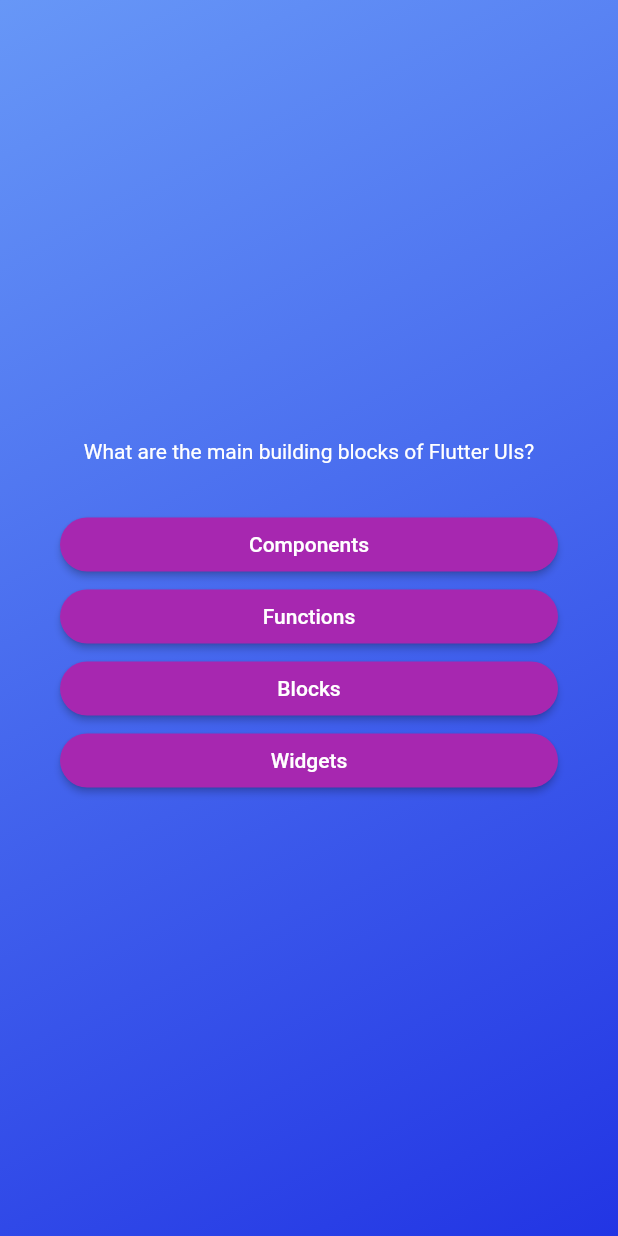
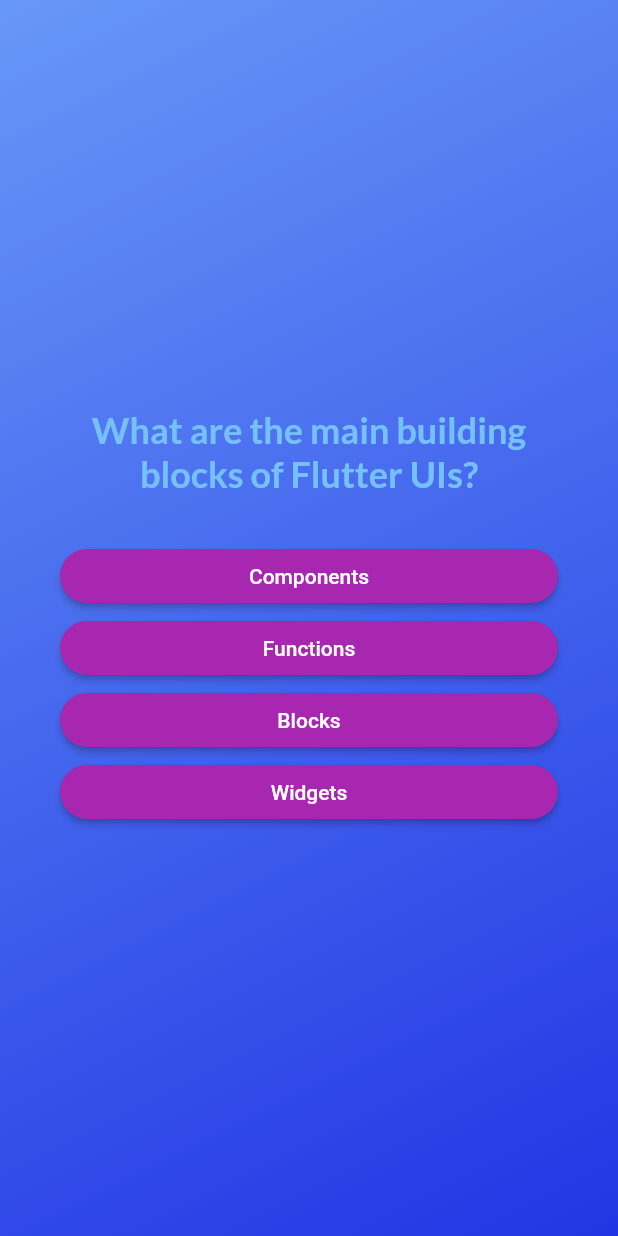
Before and after one commit to baafik/quiz_app, a Flutter app: the screen it shows after launch, after a tap on "Start Quiz", on a phone screen of 412 x 824 dp. Run offline on Flutter 3.47's test engine with Material 2 defaults, Android fonts, the phone set to English and light mode, and no system bars; our stand-ins replace google_fonts.

Commit message:
third-party packages

```diff
--- a/lib/answer_buttons.dart
+++ b/lib/answer_buttons.dart
@@ -25,7 +25,7 @@ class AnswerButton extends StatelessWidget {
           borderRadius: BorderRadius.circular(40),
         ),
       ),
-      child: Text(answerText),
+      child: Text(answerText, textAlign: TextAlign.center),
     );
   }
 }
--- a/lib/questions_screen.dart
+++ b/lib/questions_screen.dart
@@ -1,10 +1,16 @@
 import 'package:flutter/material.dart';
+import 'package:google_fonts/google_fonts.dart';
 
 import 'package:quiz_app/answer_buttons.dart';
 import 'package:quiz_app/data/questions.dart';
 
 class QuestionsScreen extends StatefulWidget {
-  const QuestionsScreen({super.key});
+  const QuestionsScreen({
+    super.key,
+    required this.onSelectAnswer,
+  });
+
+  final void Function(String answer) onSelectAnswer;
 
   @override
   State<QuestionsScreen> createState() {
@@ -13,28 +19,46 @@ class QuestionsScreen extends StatefulWidget {
 }
 
 class _QuestionsScreenState extends State<QuestionsScreen> {
+  var currentQuestionIndex = 0;
+
+  void answerQuestion(String selectedAnswer) {
+    widget.onSelectAnswer(selectedAnswer);
+    //currentQuestionIndex = currentQuestionIndex + 1;
+    //currentQuestionIndex += 1;
+    setState(() {
+      currentQuestionIndex++; // increments the value by 1
+    });
+  }
+
   @override
   Widget build(context) {
-    final currentQuestion = questions[0];
+    final currentQuestion = questions[currentQuestionIndex];
 
     return SizedBox(
       width: double.infinity,
       child: Container(
-        margin: EdgeInsets.all(40),
+        margin: const EdgeInsets.all(40),
         child: Column(
           mainAxisAlignment: MainAxisAlignment.center,
           crossAxisAlignment: CrossAxisAlignment.stretch,
           children: [
             Text(
               currentQuestion.text,
-              style: const TextStyle(
-                color: Colors.white,
+              style: GoogleFonts.lato(
+                color: const Color.fromARGB(255, 117, 193, 255),
+                fontSize: 24,
+                fontWeight: FontWeight.bold,
               ),
               textAlign: TextAlign.center,
             ),
             const SizedBox(height: 30),
             ...currentQuestion.getShuffledAnswers().map((answer) {
-              return AnswerButton(answerText: answer, onTap: () {});
+              return AnswerButton(
+                answerText: answer,
+                onTap: () {
+                  answerQuestion(answer);
+                },
+              );
             })
           ],
         ),
--- a/lib/quiz.dart
+++ b/lib/quiz.dart
@@ -13,6 +13,7 @@ class Quiz extends StatefulWidget {
 }
 
 class _QuizState extends State<Quiz> {
+  final List<String> selectedAnswers = [];
   var activeScreen = 'start-screen';
 
   void switchScreen() {
@@ -21,12 +22,18 @@ class _QuizState extends State<Quiz> {
     });
   }
 
+  void chooseAnswer(String answer) {
+    selectedAnswers.add(answer);
+  }
+
   @override
   Widget build(context) {
     Widget screenWideget = StartScreen(switchScreen);
 
     if (activeScreen == 'questions-screen') {
-      screenWideget = const QuestionsScreen();
+      screenWideget = QuestionsScreen(
+        onSelectAnswer: chooseAnswer,
+      );
     }
 
     return MaterialApp(
--- a/lib/start_screen.dart
+++ b/lib/start_screen.dart
@@ -1,4 +1,5 @@
 import 'package:flutter/material.dart';
+import 'package:google_fonts/google_fonts.dart';
 
 class StartScreen extends StatelessWidget {
   const StartScreen(this.startQuiz, {super.key});
@@ -19,10 +20,12 @@ class StartScreen extends StatelessWidget {
           const SizedBox(
             height: 80,
           ),
-          const Text(
+          Text(
             'Learn Flutter the fun way!',
-            style: TextStyle(
-                color: Color.fromARGB(255, 207, 211, 234), fontSize: 24),
+            style: GoogleFonts.lato(
+              color: const Color.fromARGB(255, 177, 193, 255),
+              fontSize: 24,
+            ),
           ),
           const SizedBox(
             height: 30,
--- a/pubspec.yaml
+++ b/pubspec.yaml
@@ -35,6 +35,7 @@ dependencies:
   # The following adds the Cupertino Icons font to your application.
   # Use with the CupertinoIcons class for iOS style icons.
   cupertino_icons: ^1.0.2
+  google_fonts: ^6.1.0
 
 dev_dependencies:
   flutter_test:
```
Also changed, not shown: pubspec.lock, 7 other files.
